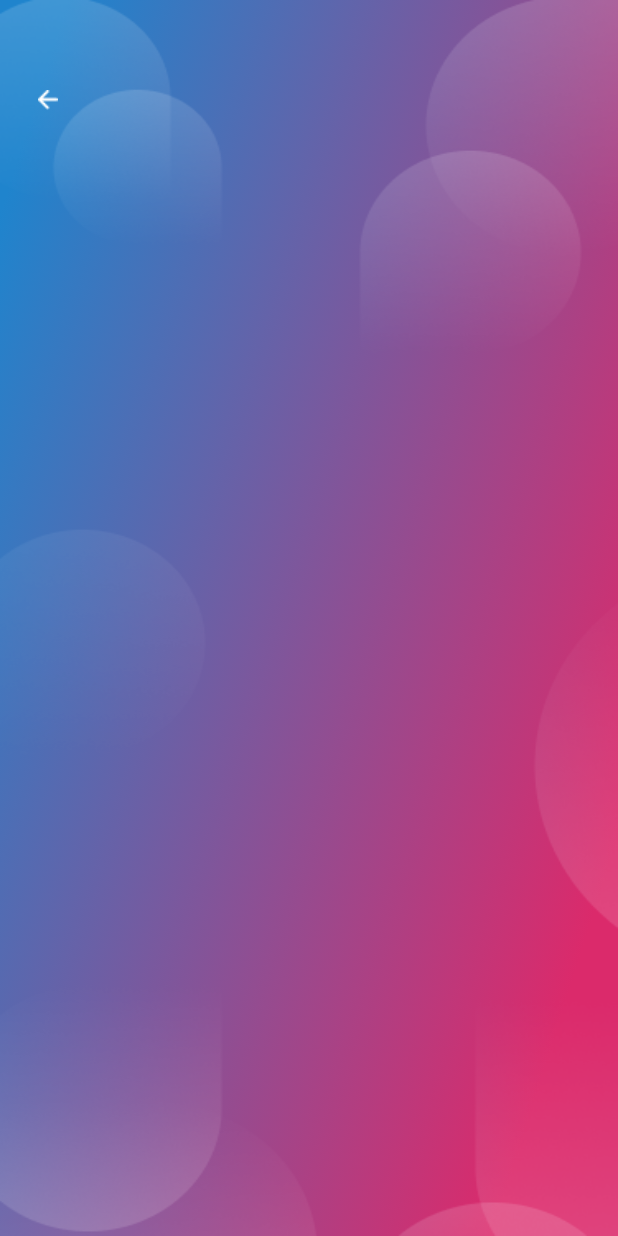
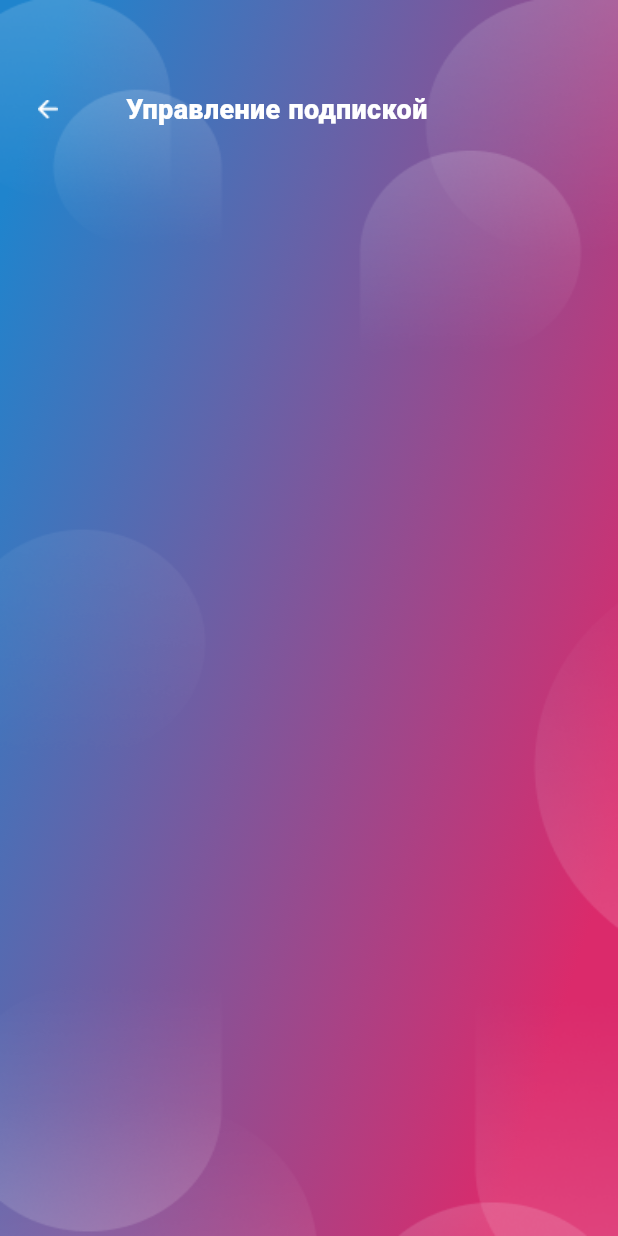
Before and after one commit to NYANnPASU0/Flutter_project, a Flutter app: the screen it shows after launch, on a phone screen of 412 x 824 dp. Run offline on Flutter 3.47's test engine with Material 3 defaults, Android fonts, the phone set to English and light mode, and no system bars.

Commit message:
update: create some text

```diff
--- a/lib/screens/subscription.dart
+++ b/lib/screens/subscription.dart
@@ -5,10 +5,13 @@ class Subscription extends StatelessWidget {
 
   @override
   Widget build(BuildContext context) {
-    return Scaffold(
+    return MaterialApp(
+      home:Scaffold(
         body: Stack(
           children: [
             Container(
+              width: double.infinity,
+              height: double.infinity,
               decoration: BoxDecoration(
                 gradient: LinearGradient(
                   colors: [
@@ -30,14 +33,32 @@ class Subscription extends StatelessWidget {
             Positioned(
               top: 60,
               left: 25,
-          child: SizedBox(
+              right: 25,
+              child: Row(
+                children: [
+                  SizedBox(
                     width: 14,
                     height: 13.3,
-            child: Image.asset("images/vect_back.png", fit: BoxFit.contain),
+                    child: Image.asset(
+                      "images/vect_back.png",
+                      fit: BoxFit.contain,
                     ),
                   ),
-
+                  SizedBox(width: 45,),
+                  Text(
+                    "Управление подпиской",
+                    style: TextStyle(
+                      color: Colors.white,
+                      fontSize: 18,
+                      fontFamily: 'Nunito',
+                      fontWeight: FontWeight.w800,
+                    ),
+                  )
                 ],
+              ),
+            ),
+          ],
+        ),
       ),
     );
   }
```
Also changed, not shown: pubspec.yaml (+9 -69 lines). Lines whose indentation alone changed are shown as unchanged.
